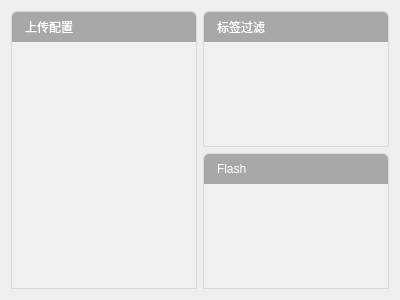
First picture: the form in HTDEMO/tabuploadform.ui, repository shi-jq/LINKS004-YRFID-PC-CPlus, before the edit.
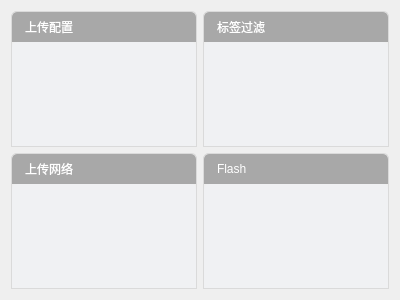
Second picture: the form after the edit.

Commit message: 调整了界面结构 修改上传的通道的配置

```diff
--- a/HTDEMO/tabuploadform.ui
+++ b/HTDEMO/tabuploadform.ui
@@ -14,7 +14,154 @@
    <string>Form</string>
   </property>
   <layout class="QGridLayout" name="gridLayout_3">
+   <item row="0" column="0">
+    <layout class="QVBoxLayout" name="verticalLayout">
+     <item>
+      <widget class="QWidget" name="widget" native="true">
+       <property name="styleSheet">
+        <string notr="true">.QWidget
+{
+	border: 1px solid rgb(218,218,218);
+	border-top-right-radius: 5px;
+	border-top-left-radius: 5px;
+}</string>
+       </property>
+       <layout class="QGridLayout" name="gridLayout">
+        <property name="leftMargin">
+         <number>1</number>
+        </property>
+        <property name="topMargin">
+         <number>1</number>
+        </property>
+        <property name="rightMargin">
+         <number>1</number>
+        </property>
+        <property name="bottomMargin">
+         <number>1</number>
+        </property>
+        <property name="horizontalSpacing">
+         <number>6</number>
+        </property>
+        <property name="verticalSpacing">
+         <number>0</number>
+        </property>
+        <item row="0" column="0">
+         <widget class="QLabel" name="label_6">
+          <property name="minimumSize">
+           <size>
+            <width>0</width>
+            <height>30</height>
+           </size>
+          </property>
+          <property name="maximumSize">
+           <size>
+            <width>16777215</width>
+            <height>30</height>
+           </size>
+          </property>
+          <property name="styleSheet">
+           <string notr="true">font: 10pt &quot;微软雅黑&quot;;
+color: rgb(255, 255, 255);
+background-color: rgb(168, 168, 168);
+padding: 3px 3px 3px 10px;
+border: none;
+border-top-right-radius: 5px;
+border-top-left-radius: 5px;</string>
+          </property>
+          <property name="text">
+           <string>上传配置</string>
+          </property>
+         </widget>
+        </item>
+        <item row="1" column="0">
+         <widget class="QWidget" name="widget_2" native="true">
+          <property name="styleSheet">
+           <string notr="true">.QWidget
+{
+	border: none;
+	background-color: rgb(240, 241, 243);
+}</string>
+          </property>
+         </widget>
+        </item>
+       </layout>
+      </widget>
+     </item>
+     <item>
+      <widget class="QWidget" name="widget_7" native="true">
+       <property name="styleSheet">
+        <string notr="true">.QWidget
+{
+	border: 1px solid rgb(218,218,218);
+	border-top-right-radius: 5px;
+	border-top-left-radius: 5px;
+}
+</string>
+       </property>
+       <layout class="QVBoxLayout" name="verticalLayout_4">
+        <property name="spacing">
+         <number>0</number>
+        </property>
+        <property name="leftMargin">
+         <number>1</number>
+        </property>
+        <property name="topMargin">
+         <number>1</number>
+        </property>
+        <property name="rightMargin">
+         <number>1</number>
+        </property>
+        <property name="bottomMargin">
+         <number>1</number>
+        </property>
+        <item>
+         <widget class="QLabel" name="label_9">
+          <property name="minimumSize">
+           <size>
+            <width>0</width>
+            <height>30</height>
+           </size>
+          </property>
+          <property name="maximumSize">
+           <size>
+            <width>16777215</width>
+            <height>30</height>
+           </size>
+          </property>
+          <property name="styleSheet">
+           <string notr="true">font: 10pt &quot;微软雅黑&quot;;
+color: rgb(255, 255, 255);
+background-color: rgb(168, 168, 168);
+padding: 3px 3px 3px 10px;
+border: none;
+border-top-right-radius: 5px;
+border-top-left-radius: 5px;
+</string>
+          </property>
+          <property name="text">
+           <string>上传网络</string>
+          </property>
+         </widget>
+        </item>
+        <item>
+         <widget class="QWidget" name="widget_8" native="true">
+          <property name="styleSheet">
+           <string notr="true">.QWidget
+{
+	border: none;
+	background-color: rgb(240, 241, 243);
+}</string>
+          </property>
+         </widget>
+        </item>
+       </layout>
+      </widget>
+     </item>
+    </layout>
+   </item>
    <item row="0" column="1">
+    <layout class="QVBoxLayout" name="verticalLayout_3">
+     <item>
     <widget class="QWidget" name="widget_3" native="true">
      <property name="styleSheet">
       <string notr="true">.QWidget
@@ -29,7 +176,16 @@
       <property name="spacing">
        <number>0</number>
       </property>
-      <property name="margin">
+        <property name="leftMargin">
+         <number>1</number>
+        </property>
+        <property name="topMargin">
+         <number>1</number>
+        </property>
+        <property name="rightMargin">
+         <number>1</number>
+        </property>
+        <property name="bottomMargin">
        <number>1</number>
       </property>
       <item>
@@ -75,7 +231,7 @@
      </layout>
     </widget>
    </item>
-   <item row="1" column="1">
+     <item>
     <widget class="QWidget" name="widget_5" native="true">
      <property name="styleSheet">
       <string notr="true">.QWidget
@@ -86,12 +242,21 @@
 }</string>
      </property>
      <layout class="QGridLayout" name="gridLayout_2">
+        <property name="leftMargin">
+         <number>1</number>
+        </property>
+        <property name="topMargin">
+         <number>1</number>
+        </property>
+        <property name="rightMargin">
+         <number>1</number>
+        </property>
+        <property name="bottomMargin">
+         <number>1</number>
+        </property>
       <property name="verticalSpacing">
        <number>0</number>
       </property>
-      <property name="margin">
-       <number>1</number>
-      </property>
       <item row="0" column="0">
        <widget class="QLabel" name="label_8">
         <property name="minimumSize">
@@ -134,67 +299,7 @@
      </layout>
     </widget>
    </item>
-   <item row="0" column="0" rowspan="2">
-    <widget class="QWidget" name="widget" native="true">
-     <property name="styleSheet">
-      <string notr="true">.QWidget
-{
-	border: 1px solid rgb(218,218,218);
-	border-top-right-radius: 5px;
-	border-top-left-radius: 5px;
-}</string>
-     </property>
-     <layout class="QGridLayout" name="gridLayout">
-      <property name="horizontalSpacing">
-       <number>6</number>
-      </property>
-      <property name="verticalSpacing">
-       <number>0</number>
-      </property>
-      <property name="margin">
-       <number>1</number>
-      </property>
-      <item row="0" column="0">
-       <widget class="QLabel" name="label_6">
-        <property name="minimumSize">
-         <size>
-          <width>0</width>
-          <height>30</height>
-         </size>
-        </property>
-        <property name="maximumSize">
-         <size>
-          <width>16777215</width>
-          <height>30</height>
-         </size>
-        </property>
-        <property name="styleSheet">
-         <string notr="true">font: 10pt &quot;微软雅黑&quot;;
-color: rgb(255, 255, 255);
-background-color: rgb(168, 168, 168);
-padding: 3px 3px 3px 10px;
-border: none;
-border-top-right-radius: 5px;
-border-top-left-radius: 5px;</string>
-        </property>
-        <property name="text">
-         <string>上传配置</string>
-        </property>
-       </widget>
-      </item>
-      <item row="1" column="0">
-       <widget class="QWidget" name="widget_2" native="true">
-        <property name="styleSheet">
-         <string notr="true">.QWidget
-{
-	border: none;
-	background-color: rgb(240, 241, 243);
-}</string>
-        </property>
-       </widget>
-      </item>
-     </layout>
-    </widget>
+    </layout>
    </item>
   </layout>
  </widget>
```
Lines whose indentation alone changed are shown as unchanged. The commit also changes 19 other files.
